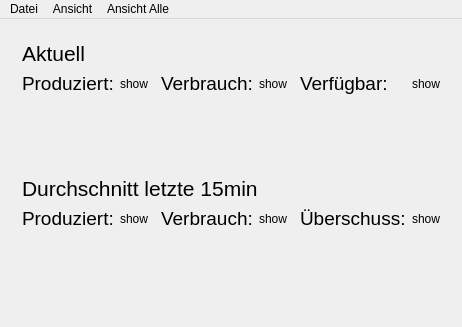
This is ShowSolarData/ShowSolarData/Mainwindow.ui in Dashro/ShowSolarData as Qt 5 draws it before an edit. The edited form follows.
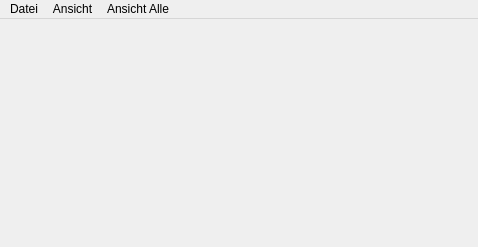
This is the edited form. Icons and pictures are not drawn. Custom widgets are drawn as their Qt base class.

Patch:
```diff
--- a/ShowSolarData/ShowSolarData/Mainwindow.ui
+++ b/ShowSolarData/ShowSolarData/Mainwindow.ui
@@ -6,13 +6,19 @@
    <rect>
     <x>0</x>
     <y>0</y>
-    <width>462</width>
-    <height>327</height>
+    <width>478</width>
+    <height>247</height>
    </rect>
   </property>
   <property name="windowTitle">
    <string>CMainWindow</string>
   </property>
+  <property name="autoFillBackground">
+   <bool>false</bool>
+  </property>
+  <property name="styleSheet">
+   <string notr="true">background-image: url(:/Resources/0006c9_a1b5dc3e5208946fc3a01d851f85d769.jpg);</string>
+  </property>
   <widget class="QWidget" name="centralWidget">
    <layout class="QGridLayout" name="gridLayout">
     <item row="0" column="0">
@@ -20,170 +26,6 @@
       <property name="currentIndex">
        <number>0</number>
       </property>
-      <widget class="QWidget" name="page_Start">
-       <layout class="QGridLayout" name="gridLayout_3">
-        <item row="8" column="4">
-         <widget class="QLabel" name="label_Verbrauch_2">
-          <property name="text">
-           <string>&lt;html&gt;&lt;head/&gt;&lt;body&gt;&lt;p&gt;&lt;span style=&quot; font-size:14pt;&quot;&gt;Verbrauch:&lt;/span&gt;&lt;/p&gt;&lt;/body&gt;&lt;/html&gt;</string>
-          </property>
-         </widget>
-        </item>
-        <item row="8" column="5">
-         <widget class="QLabel" name="label_showUsedLast">
-          <property name="text">
-           <string>show</string>
-          </property>
-         </widget>
-        </item>
-        <item row="8" column="1">
-         <widget class="QLabel" name="label_Produziert_2">
-          <property name="text">
-           <string>&lt;html&gt;&lt;head/&gt;&lt;body&gt;&lt;p&gt;&lt;span style=&quot; font-size:14pt;&quot;&gt;Produziert:&lt;/span&gt;&lt;/p&gt;&lt;/body&gt;&lt;/html&gt;</string>
-          </property>
-         </widget>
-        </item>
-        <item row="8" column="2">
-         <widget class="QLabel" name="label_showProducedLast">
-          <property name="text">
-           <string>show</string>
-          </property>
-         </widget>
-        </item>
-        <item row="3" column="8">
-         <widget class="QLabel" name="label_showavAilableNow">
-          <property name="text">
-           <string>show</string>
-          </property>
-         </widget>
-        </item>
-        <item row="3" column="2">
-         <widget class="QLabel" name="label_showProducedNow">
-          <property name="text">
-           <string>show</string>
-          </property>
-         </widget>
-        </item>
-        <item row="3" column="5">
-         <widget class="QLabel" name="label_showUsedNow">
-          <property name="text">
-           <string>show</string>
-          </property>
-         </widget>
-        </item>
-        <item row="3" column="4">
-         <widget class="QLabel" name="label_Verbrauch">
-          <property name="text">
-           <string>&lt;html&gt;&lt;head/&gt;&lt;body&gt;&lt;p&gt;&lt;span style=&quot; font-size:14pt;&quot;&gt;Verbrauch:&lt;/span&gt;&lt;/p&gt;&lt;/body&gt;&lt;/html&gt;</string>
-          </property>
-         </widget>
-        </item>
-        <item row="3" column="7">
-         <widget class="QLabel" name="label_Verfgbar">
-          <property name="text">
-           <string>&lt;html&gt;&lt;head/&gt;&lt;body&gt;&lt;p&gt;&lt;span style=&quot; font-size:14pt;&quot;&gt;Verfügbar:&lt;/span&gt;&lt;/p&gt;&lt;/body&gt;&lt;/html&gt;</string>
-          </property>
-         </widget>
-        </item>
-        <item row="1" column="1" colspan="8">
-         <widget class="QLabel" name="label">
-          <property name="text">
-           <string>&lt;html&gt;&lt;head/&gt;&lt;body&gt;&lt;p&gt;&lt;span style=&quot; font-size:16pt;&quot;&gt;Aktuell&lt;/span&gt;&lt;/p&gt;&lt;/body&gt;&lt;/html&gt;</string>
-          </property>
-          <property name="wordWrap">
-           <bool>true</bool>
-          </property>
-         </widget>
-        </item>
-        <item row="6" column="1" colspan="8">
-         <widget class="QLabel" name="label_6">
-          <property name="text">
-           <string>&lt;html&gt;&lt;head/&gt;&lt;body&gt;&lt;p&gt;&lt;span style=&quot; font-size:16pt;&quot;&gt;Durchschnitt letzte 15min&lt;/span&gt;&lt;/p&gt;&lt;/body&gt;&lt;/html&gt;</string>
-          </property>
-         </widget>
-        </item>
-        <item row="3" column="6">
-         <spacer name="horizontalSpacer_2">
-          <property name="orientation">
-           <enum>Qt::Horizontal</enum>
-          </property>
-          <property name="sizeHint" stdset="0">
-           <size>
-            <width>40</width>
-            <height>20</height>
-           </size>
-          </property>
-         </spacer>
-        </item>
-        <item row="3" column="3">
-         <spacer name="horizontalSpacer">
-          <property name="orientation">
-           <enum>Qt::Horizontal</enum>
-          </property>
-          <property name="sizeHint" stdset="0">
-           <size>
-            <width>40</width>
-            <height>20</height>
-           </size>
-          </property>
-         </spacer>
-        </item>
-        <item row="3" column="1">
-         <widget class="QLabel" name="label_Produziert">
-          <property name="text">
-           <string>&lt;html&gt;&lt;head/&gt;&lt;body&gt;&lt;p&gt;&lt;span style=&quot; font-size:14pt;&quot;&gt;Produziert:&lt;/span&gt;&lt;/p&gt;&lt;/body&gt;&lt;/html&gt;</string>
-          </property>
-         </widget>
-        </item>
-        <item row="4" column="1">
-         <spacer name="verticalSpacer">
-          <property name="orientation">
-           <enum>Qt::Vertical</enum>
-          </property>
-          <property name="sizeHint" stdset="0">
-           <size>
-            <width>20</width>
-            <height>40</height>
-           </size>
-          </property>
-         </spacer>
-        </item>
-        <item row="9" column="1">
-         <spacer name="verticalSpacer_2">
-          <property name="orientation">
-           <enum>Qt::Vertical</enum>
-          </property>
-          <property name="sizeHint" stdset="0">
-           <size>
-            <width>20</width>
-            <height>40</height>
-           </size>
-          </property>
-         </spacer>
-        </item>
-        <item row="8" column="8">
-         <widget class="QLabel" name="label_showavAilableLast">
-          <property name="text">
-           <string>show</string>
-          </property>
-         </widget>
-        </item>
-        <item row="8" column="7">
-         <widget class="QLabel" name="label_Verfgbar_2">
-          <property name="text">
-           <string>&lt;html&gt;&lt;head/&gt;&lt;body&gt;&lt;p&gt;&lt;span style=&quot; font-size:14pt;&quot;&gt;Überschuss:&lt;/span&gt;&lt;/p&gt;&lt;/body&gt;&lt;/html&gt;</string>
-          </property>
-         </widget>
-        </item>
-       </layout>
-      </widget>
-      <widget class="QWidget" name="page_Plot">
-       <layout class="QGridLayout" name="gridLayout_2">
-        <item row="0" column="0">
-         <widget class="QCustomPlot" name="widget" native="true"/>
-        </item>
-       </layout>
-      </widget>
      </widget>
     </item>
    </layout>
@@ -193,7 +35,7 @@
     <rect>
      <x>0</x>
      <y>0</y>
-     <width>462</width>
+     <width>478</width>
      <height>21</height>
     </rect>
    </property>
@@ -253,14 +95,6 @@
   </action>
  </widget>
  <layoutdefault spacing="6" margin="11"/>
- <customwidgets>
-  <customwidget>
-   <class>QCustomPlot</class>
-   <extends>QWidget</extends>
-   <header>Customplot\qcustomplot.h</header>
-   <container>1</container>
-  </customwidget>
- </customwidgets>
  <resources>
   <include location="main.qrc"/>
  </resources>
```
Left out of the diff: 7 changed lines with no effect on the pictures.
